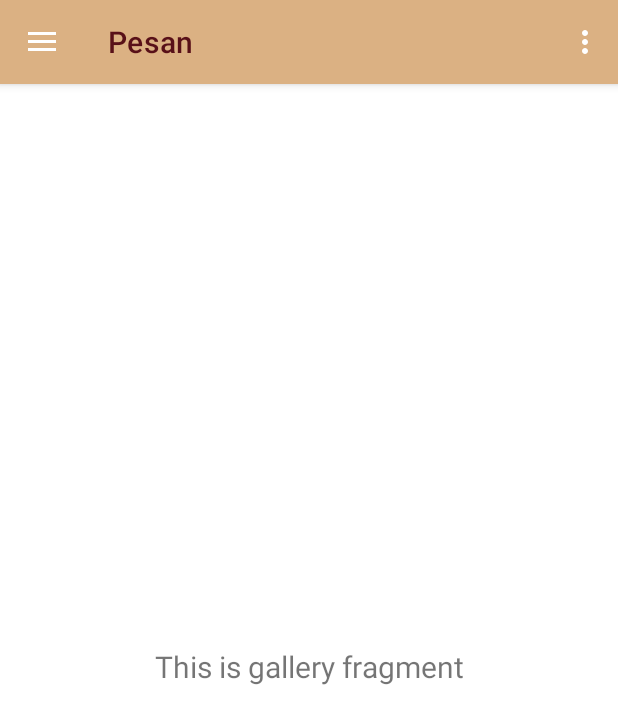
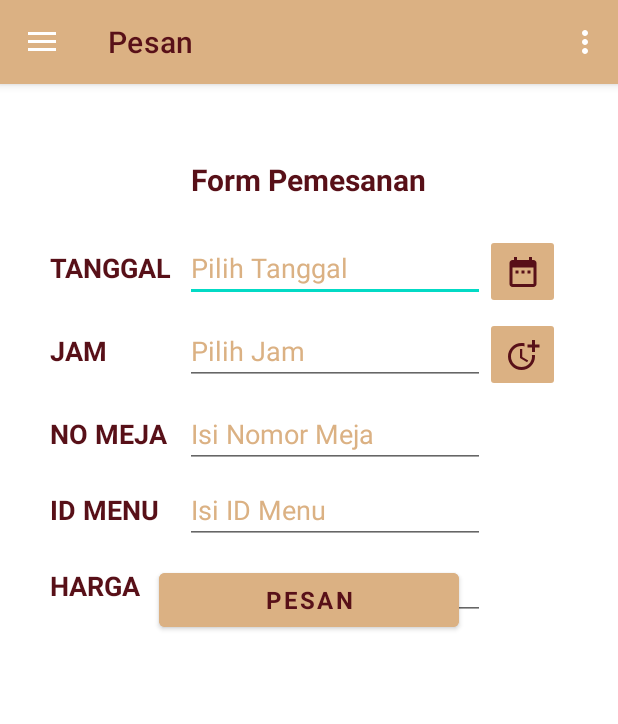
Before and after one commit to fi-yona/menu-restoran-ujikom-2023, an Android app: the screen it shows after launch (MenuActivity), in the side drawer, after a tap on "Pesan", on a phone screen of 412 x 824 dp. Shown: the top 724 px of the screen. Run offline under Robolectric (Android 15) with nearby library versions, the phone set to English and light mode, and no system bars; our stand-ins replace navigation-ui.

Commit message:
Add Layout Form Pemesanan

```diff
--- a/app/src/main/java/com/fionaavila/pemesananmenu/ui/gallery/GalleryFragment.java
+++ b/app/src/main/java/com/fionaavila/pemesananmenu/ui/gallery/GalleryFragment.java
@@ -24,8 +24,6 @@ public class GalleryFragment extends Fragment {
         binding = FragmentGalleryBinding.inflate(inflater, container, false);
         View root = binding.getRoot();
 
-        final TextView textView = binding.textGallery;
-        galleryViewModel.getText().observe(getViewLifecycleOwner(), textView::setText);
         return root;
     }
 
--- /dev/null
+++ b/app/src/main/res/drawable/baseline_date_range_24.xml
@@ -0,0 +1,5 @@
+<vector android:height="24dp" android:tint="#581018"
+    android:viewportHeight="24" android:viewportWidth="24"
+    android:width="24dp" xmlns:android="http://schemas.android.com/apk/res/android">
+    <path android:fillColor="@android:color/white" android:pathData="M9,11L7,11v2h2v-2zM13,11h-2v2h2v-2zM17,11h-2v2h2v-2zM19,4h-1L18,2h-2v2L8,4L8,2L6,2v2L5,4c-1.11,0 -1.99,0.9 -1.99,2L3,20c0,1.1 0.89,2 2,2h14c1.1,0 2,-0.9 2,-2L21,6c0,-1.1 -0.9,-2 -2,-2zM19,20L5,20L5,9h14v11z"/>
+</vector>
--- /dev/null
+++ b/app/src/main/res/drawable/baseline_more_time_24.xml
@@ -0,0 +1,7 @@
+<vector android:height="24dp" android:tint="#581018"
+    android:viewportHeight="24" android:viewportWidth="24"
+    android:width="24dp" xmlns:android="http://schemas.android.com/apk/res/android">
+    <path android:fillColor="@android:color/white" android:pathData="M10,8l0,6l4.7,2.9l0.8,-1.2l-4,-2.4l0,-5.3z"/>
+    <path android:fillColor="@android:color/white" android:pathData="M17.92,12c0.05,0.33 0.08,0.66 0.08,1c0,3.9 -3.1,7 -7,7s-7,-3.1 -7,-7c0,-3.9 3.1,-7 7,-7c0.7,0 1.37,0.1 2,0.29V4.23C12.36,4.08 11.69,4 11,4c-5,0 -9,4 -9,9s4,9 9,9s9,-4 9,-9c0,-0.34 -0.02,-0.67 -0.06,-1H17.92z"/>
+    <path android:fillColor="@android:color/white" android:pathData="M20,5l0,-3l-2,0l0,3l-3,0l0,2l3,0l0,3l2,0l0,-3l3,0l0,-2z"/>
+</vector>
--- a/app/src/main/res/layout/fragment_gallery.xml
+++ b/app/src/main/res/layout/fragment_gallery.xml
@@ -1,5 +1,5 @@
 <?xml version="1.0" encoding="utf-8"?>
-<androidx.constraintlayout.widget.ConstraintLayout xmlns:android="http://schemas.android.com/apk/res/android"
+<RelativeLayout xmlns:android="http://schemas.android.com/apk/res/android"
     xmlns:app="http://schemas.android.com/apk/res-auto"
     xmlns:tools="http://schemas.android.com/tools"
     android:layout_width="match_parent"
@@ -7,16 +7,161 @@
     tools:context=".ui.gallery.GalleryFragment">
 
     <TextView
-        android:id="@+id/text_gallery"
+        android:layout_width="wrap_content"
+        android:layout_height="wrap_content"
+        android:layout_centerHorizontal="true"
+        android:layout_marginTop="50dp"
+        android:text="Form Pemesanan"
+        android:textStyle="bold"
+        android:textSize="20dp"
+        android:textColor="@color/text_color" />
+
+    <TableLayout
         android:layout_width="match_parent"
+        android:layout_height="300dp"
+        android:layout_marginTop="100dp"
+        android:paddingHorizontal="30dp"
+        android:layout_centerHorizontal="true">
+        <TableRow
+            android:layout_marginBottom="5dp">
+            <TextView
+                android:id="@+id/tanggal_pesan"
+                android:text="TANGGAL"
+                android:textStyle="bold"
+                android:padding="3dip"
+                android:fontFamily="sans-serif"
+                android:textSize="18dp"
+                android:textColor="@color/text_color"
+                android:layout_marginRight="5dp"/>
+            <EditText
+                android:id="@+id/isi_tanggal"
+                android:layout_width="200dp"
+                android:hint="Pilih Tanggal"
+                android:textColorHint="@color/main"
+                android:textSize="18dp"
+                android:fontFamily="sans-serif"
+                android:textColor="@color/text_color"
+                />
+            <ImageButton
+                android:id="@+id/pilih_tanggal"
+                android:layout_width="50dp"
+                android:layout_height="50dp"
+                android:src="@drawable/baseline_date_range_24"
+                android:backgroundTint="@color/main"
+                />
+        </TableRow>
+        <TableRow
+            android:layout_marginBottom="5dp">
+            <TextView
+                android:id="@+id/jam_pesan"
+                android:text="JAM"
+                android:textStyle="bold"
+                android:padding="3dip"
+                android:fontFamily="sans-serif"
+                android:textSize="18dp"
+                android:textColor="@color/text_color"
+                android:layout_marginRight="5dp"/>
+            <EditText
+                android:id="@+id/isi_jam"
+                android:layout_width="200dp"
+                android:hint="Pilih Jam"
+                android:textColorHint="@color/main"
+                android:textSize="18dp"
+                android:fontFamily="sans-serif"
+                android:textColor="@color/text_color"
+                />
+            <ImageButton
+                android:id="@+id/pilih_jam"
+                android:layout_width="50dp"
+                android:layout_height="50dp"
+                android:src="@drawable/baseline_more_time_24"
+                android:backgroundTint="@color/main"
+                />
+        </TableRow>
+        <TableRow
+            android:layout_marginBottom="5dp">
+            <TextView
+                android:id="@+id/no_meja_pesan"
+                android:text="NO MEJA"
+                android:textStyle="bold"
+                android:padding="3dip"
+                android:fontFamily="sans-serif"
+                android:textSize="18dp"
+                android:textColor="@color/text_color"
+                android:layout_marginRight="5dp"/>
+            <EditText
+                android:id="@+id/isi_no_meja"
+                android:layout_width="200dp"
+                android:hint="Isi Nomor Meja"
+                android:textColorHint="@color/main"
+                android:textSize="18dp"
+                android:fontFamily="sans-serif"
+                android:textColor="@color/text_color"
+                android:inputType="number"
+                android:ems="10"
+                />
+        </TableRow>
+        <TableRow
+            android:layout_marginBottom="5dp">
+            <TextView
+                android:id="@+id/kode_menu_pesan"
+                android:text="ID MENU"
+                android:textStyle="bold"
+                android:padding="3dip"
+                android:fontFamily="sans-serif"
+                android:textSize="18dp"
+                android:textColor="@color/text_color"
+                android:layout_marginRight="5dp"/>
+            <EditText
+                android:id="@+id/isi_id_menu"
+                android:layout_width="200dp"
+                android:hint="Isi ID Menu"
+                android:textColorHint="@color/main"
+                android:textSize="18dp"
+                android:fontFamily="sans-serif"
+                android:textColor="@color/text_color"
+                />
+        </TableRow>
+        <TableRow
+            android:layout_marginBottom="5dp">
+            <TextView
+                android:id="@+id/harga_menu"
+                android:text="HARGA"
+                android:textStyle="bold"
+                android:padding="3dip"
+                android:fontFamily="sans-serif"
+                android:textSize="18dp"
+                android:textColor="@color/text_color"
+                android:layout_marginRight="5dp"/>
+            <EditText
+                android:id="@+id/isi_harga"
+                android:layout_width="200dp"
+                android:hint="Isi Harga"
+                android:textColorHint="@color/main"
+                android:textSize="18dp"
+                android:fontFamily="sans-serif"
+                android:textColor="@color/text_color"
+                android:inputType="number"
+                />
+        </TableRow>
+    </TableLayout>
+
+    <Button
+        android:id="@+id/submit_pesan"
+        android:layout_width="200dp"
         android:layout_height="wrap_content"
-        android:layout_marginStart="8dp"
-        android:layout_marginTop="8dp"
-        android:layout_marginEnd="8dp"
-        android:textAlignment="center"
-        android:textSize="20sp"
-        app:layout_constraintBottom_toBottomOf="parent"
-        app:layout_constraintEnd_toEndOf="parent"
-        app:layout_constraintStart_toStartOf="parent"
-        app:layout_constraintTop_toTopOf="parent" />
-</androidx.constraintlayout.widget.ConstraintLayout>
+        android:layout_alignParentBottom="true"
+        android:layout_centerHorizontal="true"
+        android:layout_marginBottom="400dp"
+        android:backgroundTint="@color/main"
+        android:elevation="10dp"
+        android:fontFamily="sans-serif"
+        android:text="PESAN"
+        android:textColor="@color/text_color"
+        android:textSize="16dp"
+        android:textStyle="bold"
+        android:viewportWidth="167"
+        android:viewportHeight="42"
+        android:strokeWidth="2"
+        android:strokeColor="#581018"/>
+</RelativeLayout>
```
